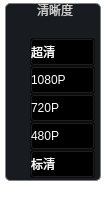
huizhang556/pc-video-player, file VideoPlayer/videomodels/VideoClarity.ui: the form before one commit.
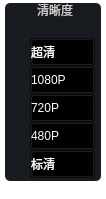
The form after the commit. Icons and pictures are not drawn.

```diff
--- a/VideoPlayer/videomodels/VideoClarity.ui
+++ b/VideoPlayer/videomodels/VideoClarity.ui
@@ -57,7 +57,7 @@
 {
    /* background-color: qlineargradient(x1: 0, y1: 0, x2: 0, y2: 1,
                                       stop: 0 #E0E0E0, stop: 1 #FFFFFF);*/
-    border: 1px solid gray;
+    border: 0px solid gray;
     border-radius: 5px;
     margin-top: 1ex; /* leave space at the top for the title */
 	color: #cdcdcd;
```
